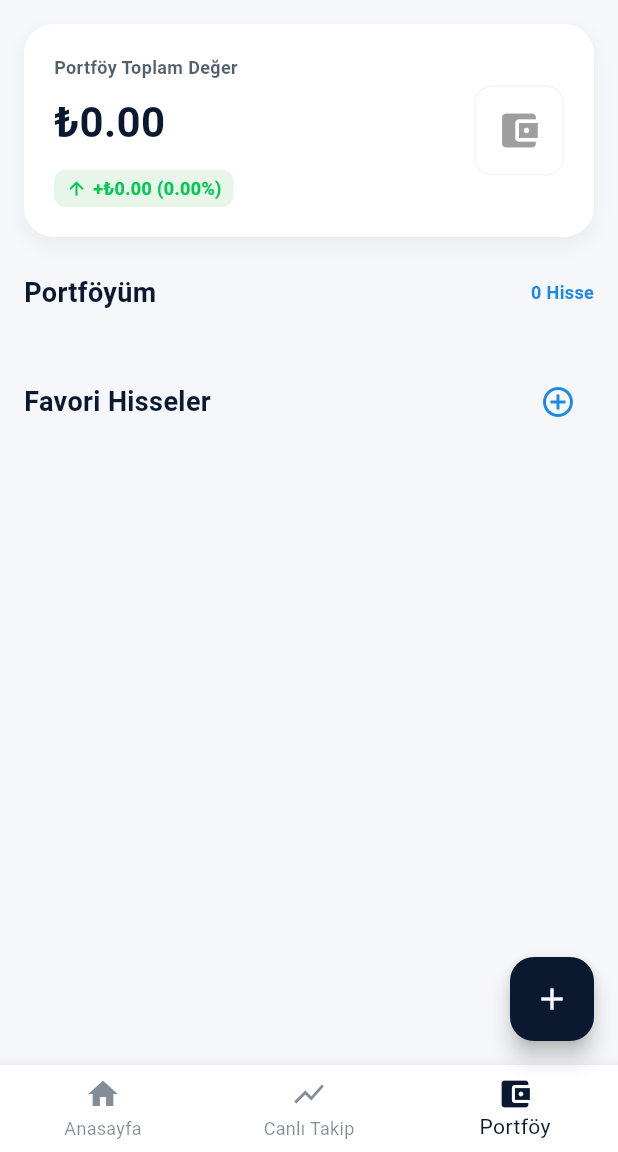
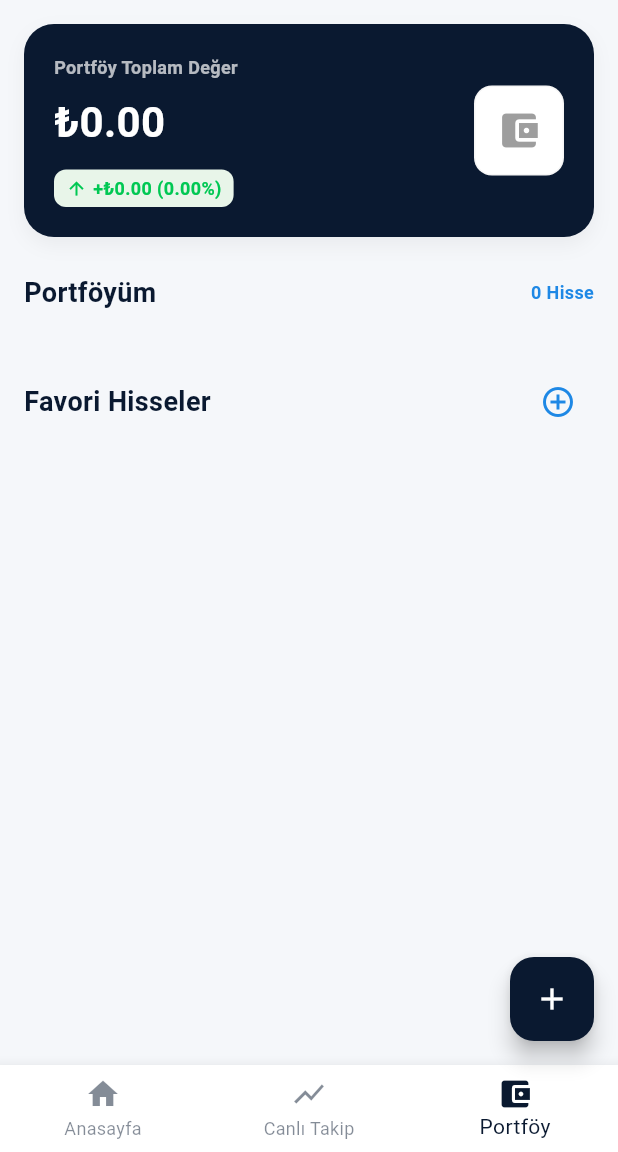
Before and after one commit to AbdullahDoolgun/MyInvest-app, a Flutter app: the screen it shows once a user with an empty profile is signed in, item 3 of the bottom bar chosen, on a phone screen of 412 x 824 dp, the part 84-1236 px from its top. Run offline on Flutter 3.47's test engine with Material 3 defaults, Android fonts, the phone set to English and light mode, and no system bars; our stand-ins replace bloc, equatable, flutter_bloc, supabase_flutter; accounts and stored records are empty; network calls fail.

Commit message:
v0.6.4_Tasarım&DB_düzenleme

```diff
--- a/lib/blocs/stock/stock_state.dart
+++ b/lib/blocs/stock/stock_state.dart
@@ -15,6 +15,7 @@ class StockLoaded extends StockState {
   final List<Stock> favoriteStocks;
   final List<Stock> bist30Stocks;
   final List<Stock> participationStocks;
+  final List<PortfolioTransaction> transactions;
   final DateTime? lastUpdated;
 
   const StockLoaded({
@@ -23,6 +24,7 @@ class StockLoaded extends StockState {
     this.favoriteStocks = const [],
     this.bist30Stocks = const [],
     this.participationStocks = const [],
+    this.transactions = const [],
     this.lastUpdated,
   });
 
@@ -54,6 +56,7 @@ class StockLoaded extends StockState {
     favoriteStocks,
     bist30Stocks,
     participationStocks,
+    transactions,
     lastUpdated,
   ];
 
@@ -63,6 +66,7 @@ class StockLoaded extends StockState {
     List<Stock>? favoriteStocks,
     List<Stock>? bist30Stocks,
     List<Stock>? participationStocks,
+    List<PortfolioTransaction>? transactions,
     DateTime? lastUpdated,
   }) {
     return StockLoaded(
@@ -71,6 +75,7 @@ class StockLoaded extends StockState {
       favoriteStocks: favoriteStocks ?? this.favoriteStocks,
       bist30Stocks: bist30Stocks ?? this.bist30Stocks,
       participationStocks: participationStocks ?? this.participationStocks,
+      transactions: transactions ?? this.transactions,
       lastUpdated: lastUpdated ?? DateTime.now(),
     );
   }
--- a/lib/data/stock_repository.dart
+++ b/lib/data/stock_repository.dart
@@ -1,4 +1,5 @@
 import '../models/stock_model.dart';
+import '../models/transaction_model.dart';
 import 'yahoo_finance_service.dart';
 import 'supabase_portfolio_repository.dart';
 import 'dart:async';
@@ -166,6 +167,10 @@ class StockRepository {
     return await _fetchOrMock(favoriteSymbols);
   }
 
+  Future<List<PortfolioTransaction>> getTransactions() async {
+    return await _supabaseRepo.getTransactions();
+  }
+
   Future<List<Stock>> getBist30Stocks() async {
     return await _fetchOrMock(_bist30Symbols);
   }
--- a/lib/main.dart
+++ b/lib/main.dart
@@ -92,18 +92,20 @@ class MainApp extends StatelessWidget {
               title: 'Borsa App',
               themeMode: state.themeMode,
               theme: ThemeData(
-                fontFamily: 'Roboto',
+                // fontFamily: 'Roboto', // Removed as it might not be bundled
                 colorScheme: AppColors.lightScheme,
                 scaffoldBackgroundColor: AppColors.background,
                 useMaterial3: true,
                 cardColor: AppColors.surface,
+                iconTheme: const IconThemeData(color: AppColors.primary),
               ),
               darkTheme: ThemeData(
-                fontFamily: 'Roboto',
+                // fontFamily: 'Roboto',
                 colorScheme: AppColors.darkScheme,
                 scaffoldBackgroundColor: AppColors.primary,
                 useMaterial3: true,
                 cardColor: AppColors.primary,
+                iconTheme: const IconThemeData(color: Colors.white),
               ),
               builder: (context, child) {
                 return MediaQuery(
--- /dev/null
+++ b/lib/models/transaction_model.dart
@@ -0,0 +1,42 @@
+class PortfolioTransaction {
+  final int? id;
+  final String userId;
+  final String symbol;
+  final String type; // 'BUY' or 'SELL'
+  final int quantity;
+  final double price;
+  final DateTime date;
+
+  PortfolioTransaction({
+    this.id,
+    required this.userId,
+    required this.symbol,
+    required this.type,
+    required this.quantity,
+    required this.price,
+    required this.date,
+  });
+
+  factory PortfolioTransaction.fromJson(Map<String, dynamic> json) {
+    return PortfolioTransaction(
+      id: json['id'] as int?,
+      userId: json['user_id'] as String,
+      symbol: json['symbol'] as String,
+      type: json['type'] as String,
+      quantity: json['quantity'] as int,
+      price: (json['price'] as num).toDouble(),
+      date: DateTime.parse(json['created_at'] as String),
+    );
+  }
+
+  Map<String, dynamic> toJson() {
+    return {
+      'user_id': userId,
+      'symbol': symbol,
+      'type': type,
+      'quantity': quantity,
+      'price': price,
+      'created_at': date.toIso8601String(),
+    };
+  }
+}
--- a/lib/screens/portfolio_screen.dart
+++ b/lib/screens/portfolio_screen.dart
@@ -27,7 +27,7 @@ class PortfolioScreen extends StatelessWidget {
                   width: double.infinity,
                   padding: const EdgeInsets.all(20),
                   decoration: BoxDecoration(
-                    color: Theme.of(context).cardColor,
+                    color: Theme.of(context).colorScheme.primary,
                     borderRadius: BorderRadius.circular(20),
                     boxShadow: [
                       BoxShadow(
@@ -48,7 +48,7 @@ class PortfolioScreen extends StatelessWidget {
                               style: TextStyle(
                                 color: Theme.of(
                                   context,
-                                ).colorScheme.onSurface.withValues(alpha: 0.7),
+                                ).colorScheme.onPrimary.withValues(alpha: 0.7),
                                 fontSize: 12,
                                 fontWeight: FontWeight.bold,
                               ),
@@ -58,7 +58,7 @@ class PortfolioScreen extends StatelessWidget {
                             Text(
                               "₺${state.totalCurrentValue.toStringAsFixed(2)}",
                               style: TextStyle(
-                                color: Theme.of(context).colorScheme.onSurface,
+                                color: Theme.of(context).colorScheme.onPrimary,
                                 fontSize: 28,
                                 fontWeight: FontWeight.bold,
                               ),
```
Also changed, not shown: lib/blocs/stock/stock_bloc.dart (+21 -2 lines), lib/data/supabase_portfolio_repository.dart (+74 -4 lines), lib/screens/home_screen.dart (+44 -12 lines), lib/screens/live_tracking_screen.dart (+33 -19 lines).
